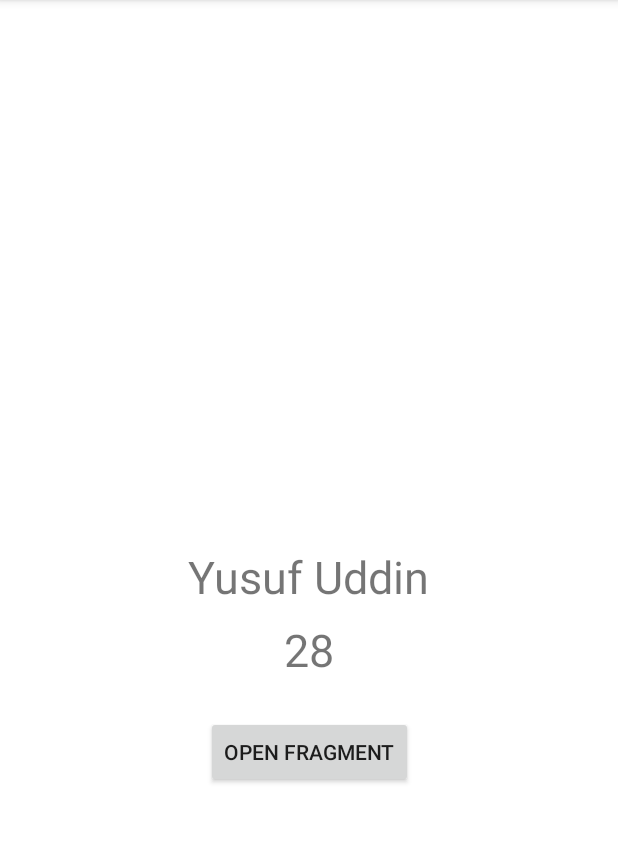
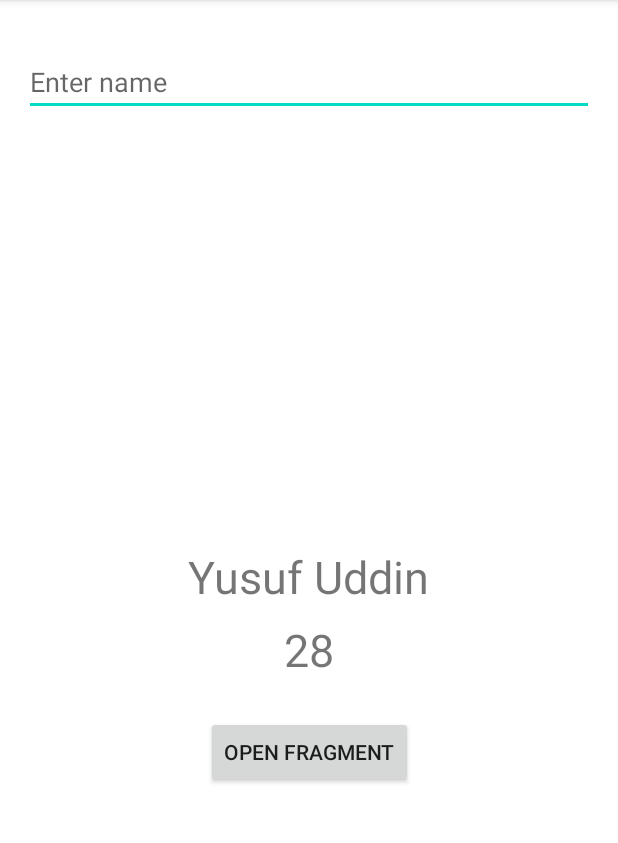
Before and after one commit to EusufUddin8926/Data-Binding, an Android app: the screen it shows after launch (MainActivity), on a phone screen of 412 x 824 dp, the part 84-927 px from its top. Run offline under Robolectric (Android 15) with nearby library versions, the phone set to English and light mode, and no system bars; our stand-ins replace data binding.

```diff
--- a/app/src/main/res/layout/activity_main.xml
+++ b/app/src/main/res/layout/activity_main.xml
@@ -50,6 +50,30 @@
             bind:layout_constraintStart_toStartOf="parent"
             bind:layout_constraintTop_toBottomOf="@+id/include_id" />
 
+        <TextView
+            android:id="@+id/textView"
+            android:layout_width="0dp"
+            android:layout_height="wrap_content"
+            android:layout_marginTop="32dp"
+            android:text="@{etName.text}"
+            bind:layout_constraintEnd_toEndOf="@+id/et_name"
+            bind:layout_constraintStart_toStartOf="@+id/et_name"
+            bind:layout_constraintTop_toBottomOf="@+id/et_name" />
+
+        <EditText
+            android:id="@+id/et_name"
+            android:layout_width="0dp"
+            android:layout_height="wrap_content"
+            android:layout_marginStart="16dp"
+            android:layout_marginTop="32dp"
+            android:layout_marginEnd="16dp"
+            android:ems="10"
+            android:hint="Enter name"
+            android:inputType="text"
+            bind:layout_constraintEnd_toEndOf="parent"
+            bind:layout_constraintStart_toStartOf="parent"
+            bind:layout_constraintTop_toTopOf="parent" />
+
 
     </androidx.constraintlayout.widget.ConstraintLayout>
 </layout>
--- a/app/src/main/res/layout/fragment_product_details.xml
+++ b/app/src/main/res/layout/fragment_product_details.xml
@@ -5,10 +5,11 @@
     <data>
 
         <import type="com.example.data_binding.utils.StringUtils"/>
+        <import type="com.example.data_binding.model.Product"/>
         <import type="android.view.View"/>
         <variable
             name="product"
-            type="com.example.data_binding.model.Product" />
+            type="Product" />
 
     </data>
 
```
